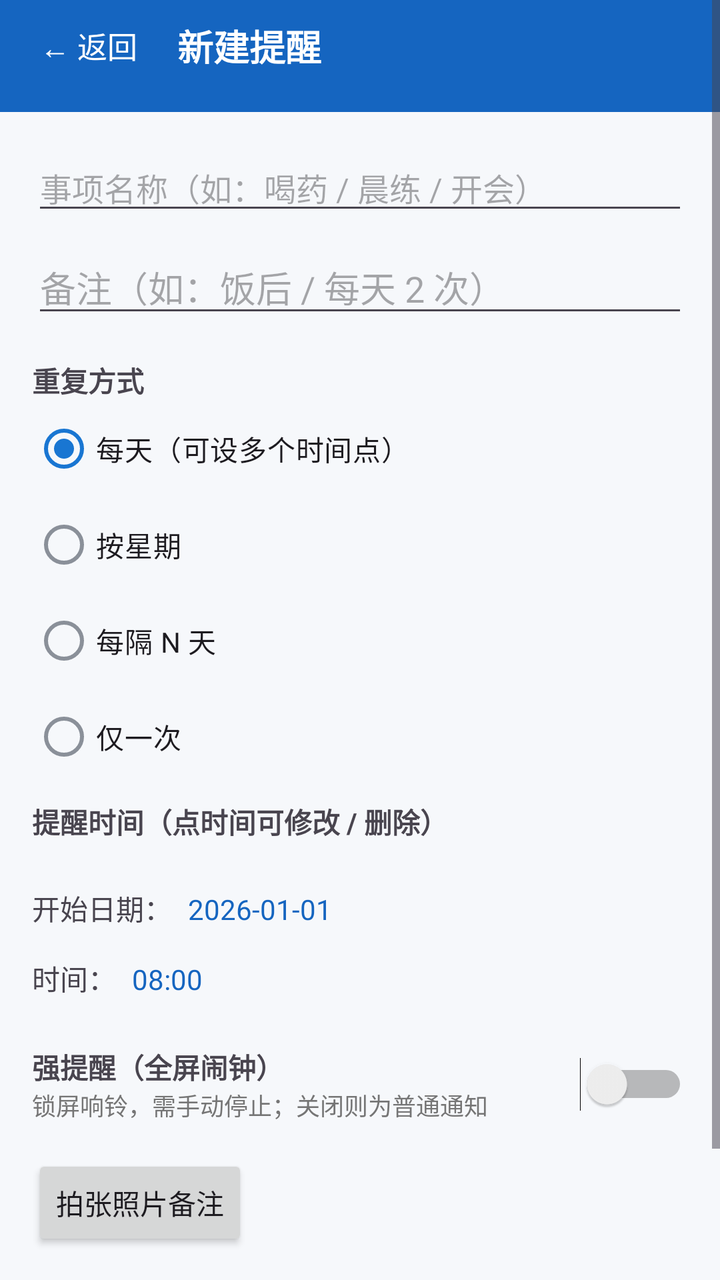
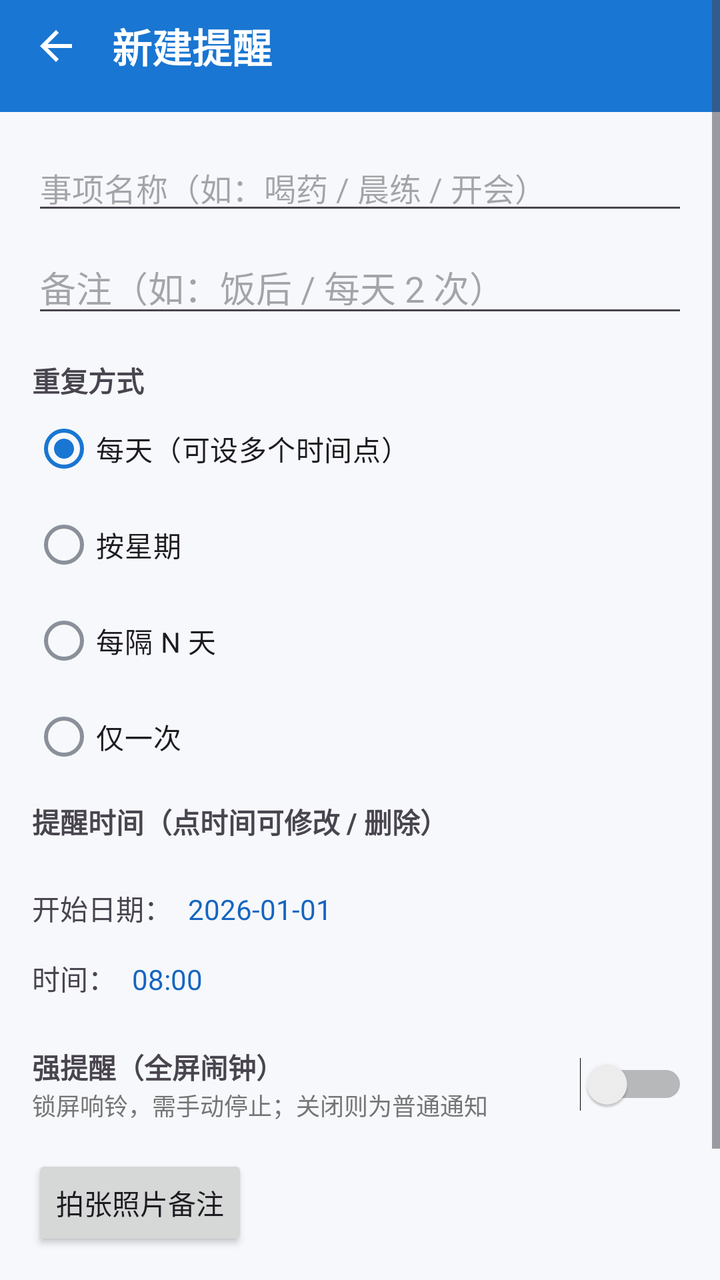

The first picture is an Android layout as it rendered before a commit; the second is the same layout after the commit. The layout source and the unified diff follow.
<!-- AndroidManifest.xml: application theme Theme.MedReminder -->
<!-- res/layout/activity_edit.xml -->
<?xml version="1.0" encoding="utf-8"?>
<ScrollView xmlns:android="http://schemas.android.com/apk/res/android"
    android:layout_width="match_parent"
    android:layout_height="match_parent"
    android:fillViewport="true">

    <LinearLayout
        android:layout_width="match_parent"
        android:layout_height="wrap_content"
        android:orientation="vertical">

        
        <LinearLayout
            android:id="@+id/topBar"
            android:layout_width="match_parent"
            android:layout_height="wrap_content"
            android:minHeight="56dp"
            android:background="#1565C0"
            android:gravity="center_vertical"
            android:orientation="horizontal"
            android:paddingHorizontal="8dp"
            android:paddingBottom="10dp">

            <Button
                android:id="@+id/btnBack"
                android:layout_width="wrap_content"
                android:layout_height="40dp"
                android:background="?attr/selectableItemBackgroundBorderless"
                android:minWidth="0dp"
                android:paddingHorizontal="12dp"
                android:text="← 返回"
                android:textColor="#FFFFFF"
                android:textSize="15sp" />

            <TextView
                android:id="@+id/tvEditTitle"
                android:layout_width="0dp"
                android:layout_height="wrap_content"
                android:layout_marginStart="8dp"
                android:layout_weight="1"
                android:text="新建提醒"
                android:textColor="#FFFFFF"
                android:textSize="18sp"
                android:textStyle="bold" />
        </LinearLayout>

        <LinearLayout
            android:layout_width="match_parent"
            android:layout_height="wrap_content"
            android:orientation="vertical"
            android:padding="16dp">

            <EditText
                android:id="@+id/etTitle"
                android:layout_width="match_parent"
                android:layout_height="wrap_content"
                android:hint="事项名称（如：喝药 / 晨练 / 开会）"
                android:inputType="text"
                android:textSize="16sp" />

            <EditText
                android:id="@+id/etNote"
                android:layout_width="match_parent"
                android:layout_height="wrap_content"
                android:layout_marginTop="8dp"
                android:hint="备注（如：饭后 / 每天 2 次）"
                android:inputType="text" />

            <TextView
                android:layout_width="wrap_content"
                android:layout_height="wrap_content"
                android:layout_marginTop="16dp"
                android:text="重复方式"
                android:textStyle="bold" />

            <RadioGroup
                android:id="@+id/rgType"
                android:layout_width="match_parent"
                android:layout_height="wrap_content"
                android:orientation="vertical">

                <RadioButton
                    android:id="@+id/rbDaily"
                    android:layout_width="wrap_content"
                    android:layout_height="wrap_content"
                    android:checked="true"
                    android:text="每天（可设多个时间点）" />

                <RadioButton
                    android:id="@+id/rbWeekly"
                    android:layout_width="wrap_content"
                    android:layout_height="wrap_content"
                    android:text="按星期" />

                <RadioButton
                    android:id="@+id/rbInterval"
                    android:layout_width="wrap_content"
                    android:layout_height="wrap_content"
                    android:text="每隔 N 天" />

                <RadioButton
                    android:id="@+id/rbOnce"
                    android:layout_width="wrap_content"
                    android:layout_height="wrap_content"
                    android:text="仅一次" />
            </RadioGroup>

            
            <TextView
                android:id="@+id/tvTimesLabel"
                android:layout_width="wrap_content"
                android:layout_height="wrap_content"
                android:layout_marginTop="8dp"
                android:text="提醒时间（点时间可修改 / 删除）"
                android:textStyle="bold" />

            <HorizontalScrollView
                android:id="@+id/hsTimes"
                android:layout_width="match_parent"
                android:layout_height="wrap_content"
                android:paddingVertical="4dp"
                android:scrollbars="none">

                <LinearLayout
                    android:id="@+id/llTimes"
                    android:layout_width="wrap_content"
                    android:layout_height="wrap_content"
                    android:orientation="horizontal" />
            </HorizontalScrollView>

            
            <LinearLayout
                android:id="@+id/llWeek"
                android:layout_width="match_parent"
                android:layout_height="wrap_content"
                android:layout_marginTop="4dp"
                android:orientation="vertical"
                android:visibility="gone">

                <LinearLayout
                    android:layout_width="match_parent"
                    android:layout_height="wrap_content"
                    android:orientation="horizontal">

                    <CheckBox
                        android:id="@+id/cbMon"
                        android:layout_width="0dp"
                        android:layout_height="wrap_content"
                        android:layout_weight="1"
                        android:checked="true"
                        android:text="一" />

                    <CheckBox
                        android:id="@+id/cbTue"
                        android:layout_width="0dp"
                        android:layout_height="wrap_content"
                        android:layout_weight="1"
                        android:checked="true"
                        android:text="二" />

                    <CheckBox
                        android:id="@+id/cbWed"
                        android:layout_width="0dp"
                        android:layout_height="wrap_content"
                        android:layout_weight="1"
                        android:checked="true"
                        android:text="三" />

                    <CheckBox
                        android:id="@+id/cbThu"
                        android:layout_width="0dp"
                        android:layout_height="wrap_content"
                        android:layout_weight="1"
                        android:checked="true"
                        android:text="四" />
                </LinearLayout>

                <LinearLayout
                    android:layout_width="match_parent"
                    android:layout_height="wrap_content"
                    android:orientation="horizontal">

                    <CheckBox
                        android:id="@+id/cbFri"
                        android:layout_width="0dp"
                        android:layout_height="wrap_content"
                        android:layout_weight="1"
                        android:checked="true"
                        android:text="五" />

                    <CheckBox
                        android:id="@+id/cbSat"
                        android:layout_width="0dp"
                        android:layout_height="wrap_content"
                        android:layout_weight="1"
                        android:checked="true"
                        android:text="六" />

                    <CheckBox
                        android:id="@+id/cbSun"
                        android:layout_width="0dp"
                        android:layout_height="wrap_content"
                        android:layout_weight="1"
                        android:checked="true"
                        android:text="日" />
                </LinearLayout>
            </LinearLayout>

            
            <LinearLayout
                android:id="@+id/rowInterval"
                android:layout_width="match_parent"
                android:layout_height="wrap_content"
                android:layout_marginTop="8dp"
                android:gravity="center_vertical"
                android:orientation="horizontal"
                android:visibility="gone">

                <TextView
                    android:layout_width="wrap_content"
                    android:layout_height="wrap_content"
                    android:text="每隔" />

                <EditText
                    android:id="@+id/etIntervalDays"
                    android:layout_width="80dp"
                    android:layout_height="wrap_content"
                    android:layout_marginHorizontal="8dp"
                    android:inputType="number"
                    android:text="2" />

                <TextView
                    android:layout_width="wrap_content"
                    android:layout_height="wrap_content"
                    android:text="天一次" />
            </LinearLayout>

            
            <LinearLayout
                android:id="@+id/rowStartDate"
                android:layout_width="match_parent"
                android:layout_height="wrap_content"
                android:layout_marginTop="8dp"
                android:orientation="horizontal">

                <TextView
                    android:layout_width="wrap_content"
                    android:layout_height="wrap_content"
                    android:text="开始日期：" />

                <TextView
                    android:id="@+id/tvStartDate"
                    android:layout_width="wrap_content"
                    android:layout_height="wrap_content"
                    android:background="?attr/selectableItemBackground"
                    android:padding="8dp"
                    android:text="2026-01-01"
                    android:textColor="#1565C0" />
            </LinearLayout>

            <LinearLayout
                android:id="@+id/rowStartTime"
                android:layout_width="match_parent"
                android:layout_height="wrap_content"
                android:orientation="horizontal">

                <TextView
                    android:layout_width="wrap_content"
                    android:layout_height="wrap_content"
                    android:text="时间：" />

                <TextView
                    android:id="@+id/tvStartTime"
                    android:layout_width="wrap_content"
                    android:layout_height="wrap_content"
                    android:background="?attr/selectableItemBackground"
                    android:padding="8dp"
                    android:text="08:00"
                    android:textColor="#1565C0" />
            </LinearLayout>

            
            <LinearLayout
                android:id="@+id/rowOnce"
                android:layout_width="match_parent"
                android:layout_height="wrap_content"
                android:orientation="horizontal"
                android:visibility="gone">

                <TextView
                    android:layout_width="wrap_content"
                    android:layout_height="wrap_content"
                    android:text="提醒时间：" />

                <TextView
                    android:id="@+id/tvOnceTime"
                    android:layout_width="wrap_content"
                    android:layout_height="wrap_content"
                    android:background="?attr/selectableItemBackground"
                    android:padding="8dp"
                    android:text="08:00"
                    android:textColor="#1565C0" />
            </LinearLayout>

            
            <LinearLayout
                android:layout_width="match_parent"
                android:layout_height="wrap_content"
                android:layout_marginTop="16dp"
                android:gravity="center_vertical"
                android:orientation="horizontal">

                <LinearLayout
                    android:layout_width="0dp"
                    android:layout_height="wrap_content"
                    android:layout_weight="1"
                    android:orientation="vertical">

                    <TextView
                        android:layout_width="wrap_content"
                        android:layout_height="wrap_content"
                        android:text="强提醒（全屏闹钟）"
                        android:textStyle="bold" />

                    <TextView
                        android:layout_width="wrap_content"
                        android:layout_height="wrap_content"
                        android:text="锁屏响铃，需手动停止；关闭则为普通通知"
                        android:textColor="#757575"
                        android:textSize="12sp" />
                </LinearLayout>

                <Switch
                    android:id="@+id/swFullAlarm"
                    android:layout_width="wrap_content"
                    android:layout_height="wrap_content" />
            </LinearLayout>

            
            <LinearLayout
                android:layout_width="match_parent"
                android:layout_height="wrap_content"
                android:layout_marginTop="16dp"
                android:gravity="center_vertical"
                android:orientation="horizontal">

                <Button
                    android:id="@+id/btnTakePhoto"
                    android:layout_width="wrap_content"
                    android:layout_height="wrap_content"
                    android:text="拍张照片备注" />

                <TextView
                    android:id="@+id/tvPhotoName"
                    android:layout_width="wrap_content"
                    android:layout_height="wrap_content"
                    android:layout_marginStart="12dp"
                    android:textColor="#43A047" />
            </LinearLayout>

            <LinearLayout
                android:layout_width="match_parent"
                android:layout_height="wrap_content"
                android:layout_marginTop="24dp"
                android:orientation="horizontal">

                <Button
                    android:id="@+id/btnDelete2"
                    android:layout_width="0dp"
                    android:layout_height="wrap_content"
                    android:layout_weight="1"
                    android:backgroundTint="#E53935"
                    android:text="@string/delete"
                    android:textColor="#FFFFFF" />

                <Button
                    android:id="@+id/btnSave"
                    android:layout_width="0dp"
                    android:layout_height="wrap_content"
                    android:layout_marginStart="12dp"
                    android:layout_weight="2"
                    android:text="@string/save" />
            </LinearLayout>
        </LinearLayout>
    </LinearLayout>
</ScrollView>
<!-- resources referenced by this layout -->
<resources>
  <string name="delete">删除</string>
  <string name="save">保存</string>
  <style name="Theme.MedReminder" parent="Theme.Material3.Light.NoActionBar">
          <item name="colorPrimary">@color/brand_primary</item>
          <item name="colorOnPrimary">#FFFFFF</item>
          <item name="colorPrimaryContainer">@color/brand_primary_light</item>
          <item name="colorOnPrimaryContainer">@color/brand_primary_dark</item>
          <item name="android:colorBackground">@color/bg_page</item>
          <item name="colorSurface">#FFFFFF</item>
          <item name="colorOnSurface">@color/text_primary</item>
          <item name="colorOnSurfaceVariant">@color/text_secondary</item>
          <item name="android:statusBarColor">@color/brand_primary</item>
      </style>
  <color name="brand_primary">#1976D2</color>
  <color name="brand_primary_light">#E3F2FD</color>
  <color name="brand_primary_dark">#1565C0</color>
  <color name="bg_page">#F6F8FB</color>
  <color name="text_primary">#1C1F26</color>
  <color name="text_secondary">#8A9099</color>
</resources>

<!-- the commit's change to res/layout/activity_edit.xml (unified diff, before → after) -->
@@ -15,22 +15,21 @@
             android:layout_width="match_parent"
             android:layout_height="wrap_content"
             android:minHeight="56dp"
-            android:background="#1565C0"
+            android:background="@color/brand_primary"
             android:gravity="center_vertical"
             android:orientation="horizontal"
             android:paddingHorizontal="8dp"
             android:paddingBottom="10dp">
 
-            <Button
+            <ImageButton
                 android:id="@+id/btnBack"
-                android:layout_width="wrap_content"
+                android:layout_width="40dp"
                 android:layout_height="40dp"
                 android:background="?attr/selectableItemBackgroundBorderless"
-                android:minWidth="0dp"
-                android:paddingHorizontal="12dp"
-                android:text="← 返回"
-                android:textColor="#FFFFFF"
-                android:textSize="15sp" />
+                android:contentDescription="@string/back"
+                android:src="@drawable/ic_back"
+                app:tint="#FFFFFF"
+                xmlns:app="http://schemas.android.com/apk/res-auto" />
 
             <TextView
                 android:id="@+id/tvEditTitle"
@@ -40,7 +39,7 @@
                 android:layout_weight="1"
                 android:text="新建提醒"
                 android:textColor="#FFFFFF"
-                android:textSize="18sp"
+                android:textSize="20sp"
                 android:textStyle="bold" />
         </LinearLayout>
 
<!-- resource entries referenced after the edit -->
@@ -1,5 +1,16 @@
 <!-- resources referenced by this layout -->
 <resources>
+  <color name="brand_primary">#1976D2</color>
+  <!-- drawable ic_back (drawable) -->
+  <?xml version="1.0" encoding="utf-8"?>
+  <vector xmlns:android="http://schemas.android.com/apk/res/android"
+      android:width="24dp" android:height="24dp"
+      android:viewportWidth="24" android:viewportHeight="24">
+      <path
+          android:fillColor="@android:color/white"
+          android:pathData="M20,11H7.83l5.59,-5.59L12,4l-8,8 8,8 1.41,-1.41L7.83,13H20v-2z" />
+  </vector>
+  <string name="back">返回</string>
   <string name="delete">删除</string>
   <string name="save">保存</string>
   <style name="Theme.MedReminder" parent="Theme.Material3.Light.NoActionBar">
@@ -13,7 +24,6 @@
           <item name="colorOnSurfaceVariant">@color/text_secondary</item>
           <item name="android:statusBarColor">@color/brand_primary</item>
       </style>
-  <color name="brand_primary">#1976D2</color>
   <color name="brand_primary_light">#E3F2FD</color>
   <color name="brand_primary_dark">#1565C0</color>
   <color name="bg_page">#F6F8FB</color>
